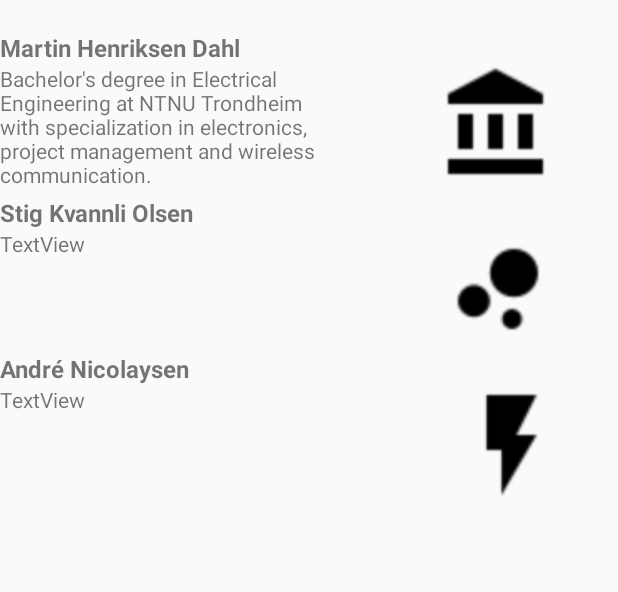
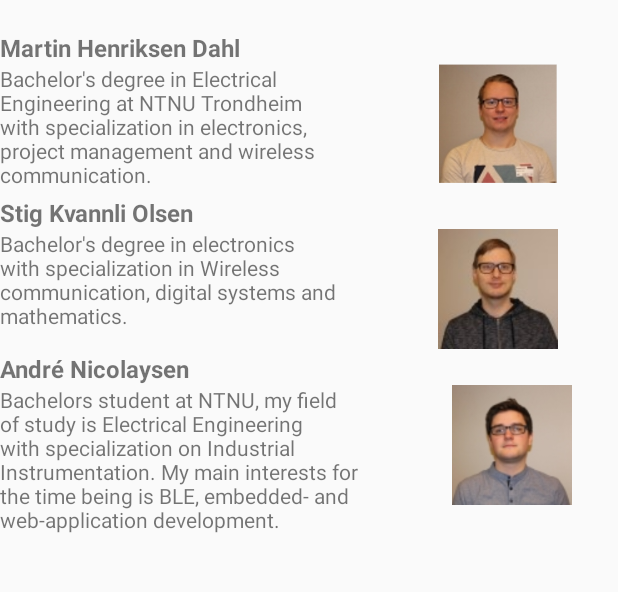
Before and after one commit to Andreln/EarthquakeMachine, an Android app: the aboutMe screen opened directly, with no data from a screen before it, on a phone screen of 412 x 824 dp, the part 334-926 px from its top. Run offline under Robolectric (Android 15) with nearby library versions, the phone set to English and light mode, and no system bars.

Commit message:
updated the android app

```diff
--- a/Software Android Application/app/src/main/res/layout/aboutme.xml
+++ b/Software Android Application/app/src/main/res/layout/aboutme.xml
@@ -68,7 +68,7 @@
         android:id="@+id/imageView4"
         android:layout_width="@dimen/default_imageWidth"
         android:layout_height="@dimen/default_imageHeight"
-        app:srcCompat="@drawable/ic_account_balance_black_24dp"
+        app:srcCompat="@drawable/bilde_martin"
         android:layout_alignTop="@+id/textView4"
         android:layout_alignParentEnd="true" />
 
@@ -79,14 +79,14 @@
         android:layout_alignParentStart="true"
         android:layout_below="@+id/imageView4"
         android:layout_marginTop="30dp"
-        android:text="TextView"
+        android:text="Bachelor's degree in electronics with specialization in Wireless communication, digital systems and mathematics."
         android:layout_toStartOf="@+id/imageView4" />
 
     <ImageView
         android:id="@+id/imageView5"
         android:layout_width="@dimen/default_imageWidth"
         android:layout_height="@dimen/default_imageHeight"
-        app:srcCompat="@drawable/ic_bubble_chart_black_24dp"
+        app:srcCompat="@drawable/stig"
         android:layout_alignTop="@+id/textView7"
         android:layout_alignParentEnd="true" />
 
@@ -97,7 +97,7 @@
         android:layout_alignParentStart="true"
         android:layout_below="@+id/imageView5"
         android:layout_marginTop="24dp"
-        android:text="TextView"
+        android:text="Bachelors student at NTNU, my field of study is Electrical Engineering with specialization on Industrial Instrumentation. My main interests for the time being is BLE, embedded- and web-application development."
         android:layout_toStartOf="@+id/imageView5" />
 
     <ImageView
@@ -107,7 +107,7 @@
         android:layout_alignStart="@+id/imageView4"
         android:layout_alignTop="@+id/textView8"
         android:layout_marginStart="18dp"
-        app:srcCompat="@drawable/ic_flash_on_black_24dp" />
+        app:srcCompat="@drawable/andre" />
 
     <TextView
         android:id="@+id/textView9"
--- a/Software Android Application/build.gradle
+++ b/Software Android Application/build.gradle
@@ -5,7 +5,7 @@ buildscript {
         jcenter()
     }
     dependencies {
-        classpath 'com.android.tools.build:gradle:2.3.1'
+        classpath 'com.android.tools.build:gradle:2.3.2'
 
         // NOTE: Do not place your application dependencies here; they belong
         // in the individual module build.gradle files
```
Also changed, not shown: Software Android Application/app/src/main/res/drawable/andre.jpg (added), Software Android Application/app/src/main/res/drawable/bilde_martin.png (added), Software Android Application/app/src/main/res/drawable/stig.jpg (added), 1 other file.
